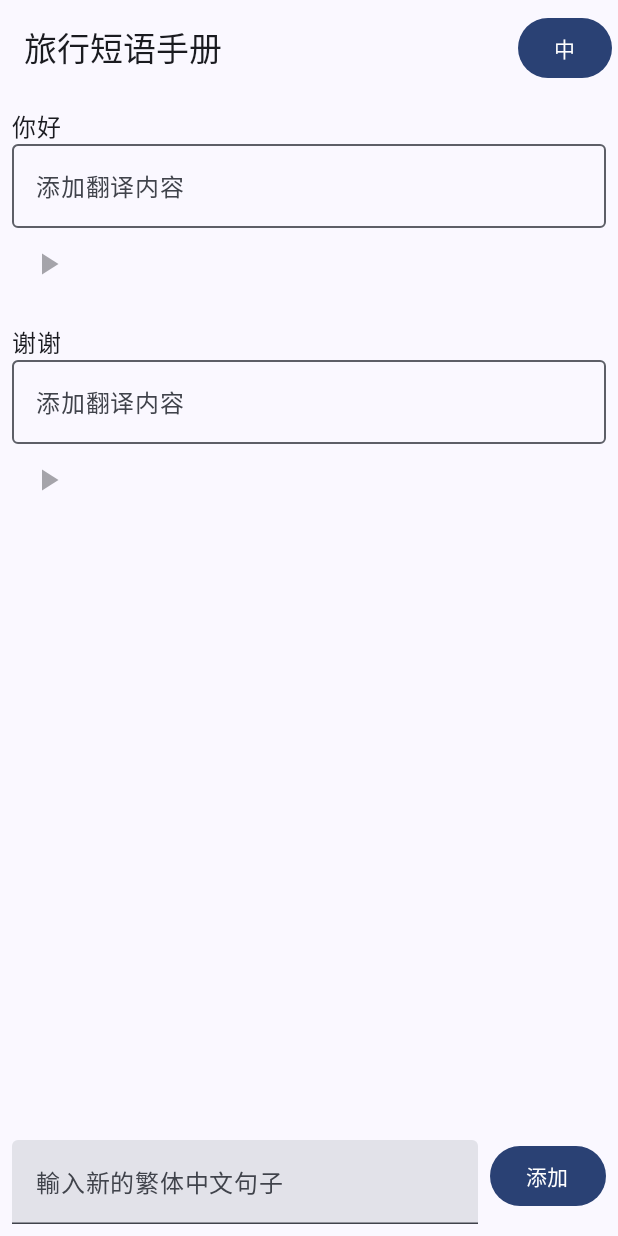
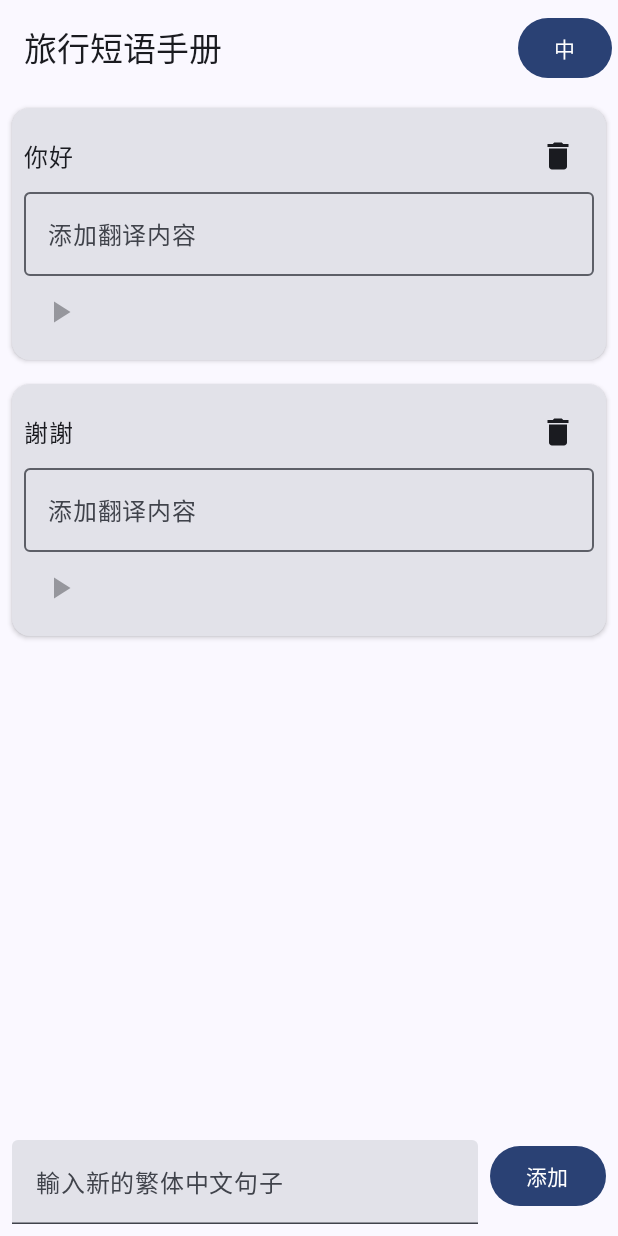
Before and after one commit to jonesandjay123/TravelPhraseBook, an Android app built with Jetpack Compose: the screen it shows after launch (MainActivity), on a phone screen of 412 x 824 dp. Run offline under Robolectric (Android 15) with nearby library versions, the phone set to English and light mode, and no system bars; our stand-ins replace Room's generated code.

Commit message:
able to delete item

```diff
--- a/app/src/main/java/com/jonesandjay123/travelphrasebook/MainViewModel.kt
+++ b/app/src/main/java/com/jonesandjay123/travelphrasebook/MainViewModel.kt
@@ -19,7 +19,7 @@ class MainViewModel(private val sentenceDao: SentenceDao) : ViewModel() {
                 // 添加测试数据
                 val testSentences = listOf(
                     Sentence(chineseText = "你好", thaiText = "สวัสดี", japaneseText = "こんにちは"),
-                    Sentence(chineseText = "谢谢", thaiText = "ขอบคุณ", japaneseText = "ありがとうございます")
+                    Sentence(chineseText = "謝謝", thaiText = "ขอบคุณ", japaneseText = "ありがとうございます")
                 )
                 testSentences.forEach { sentence ->
                     sentenceDao.insertSentence(sentence)
@@ -45,4 +45,13 @@ class MainViewModel(private val sentenceDao: SentenceDao) : ViewModel() {
             // 根據需要更新本地列表中的句子
         }
     }
+
+    fun deleteSentence(sentence: Sentence) {
+        viewModelScope.launch {
+            withContext(Dispatchers.IO) {
+                sentenceDao.deleteSentence(sentence)
+            }
+            sentences.remove(sentence)
+        }
+    }
 }
--- a/app/src/main/java/com/jonesandjay123/travelphrasebook/ui/MainScreen.kt
+++ b/app/src/main/java/com/jonesandjay123/travelphrasebook/ui/MainScreen.kt
@@ -69,6 +69,9 @@ fun MainScreen(tts: TextToSpeech?, sentenceDao: SentenceDao) {
                         onTranslationChanged = { sentence ->
                             viewModel.updateSentence(sentence)
                         },
+                        onDeleteSentence = { sentence ->
+                            viewModel.deleteSentence(sentence)
+                        },
                         modifier = Modifier.weight(1f) // 确保列表占据剩余空间
                     )
                 }
--- a/app/src/main/java/com/jonesandjay123/travelphrasebook/MainScreenPreview.kt
+++ b/app/src/main/java/com/jonesandjay123/travelphrasebook/ui/MainScreenPreview.kt
@@ -1,8 +1,8 @@
-package com.jonesandjay123.travelphrasebook
+package com.jonesandjay123.travelphrasebook.ui
 
 import androidx.compose.runtime.Composable
 import androidx.compose.ui.tooling.preview.Preview
-import com.jonesandjay123.travelphrasebook.ui.MainScreen
+import com.jonesandjay123.travelphrasebook.FakeSentenceDao
 import com.jonesandjay123.travelphrasebook.ui.theme.TravelPhraseBookTheme
 
 @Preview(showBackground = true)
--- a/app/src/main/java/com/jonesandjay123/travelphrasebook/ui/SentenceItem.kt
+++ b/app/src/main/java/com/jonesandjay123/travelphrasebook/ui/SentenceItem.kt
@@ -2,10 +2,14 @@ package com.jonesandjay123.travelphrasebook.ui
 
 import android.speech.tts.TextToSpeech
 import androidx.compose.foundation.layout.Column
+import androidx.compose.foundation.layout.Row
 import androidx.compose.foundation.layout.fillMaxWidth
 import androidx.compose.foundation.layout.padding
 import androidx.compose.material.icons.Icons
+import androidx.compose.material.icons.filled.Delete
 import androidx.compose.material.icons.filled.PlayArrow
+import androidx.compose.material3.Card
+import androidx.compose.material3.CardDefaults
 import androidx.compose.material3.Icon
 import androidx.compose.material3.IconButton
 import androidx.compose.material3.MaterialTheme
@@ -16,6 +20,7 @@ import androidx.compose.runtime.getValue
 import androidx.compose.runtime.mutableStateOf
 import androidx.compose.runtime.remember
 import androidx.compose.runtime.setValue
+import androidx.compose.ui.Alignment
 import androidx.compose.ui.Modifier
 import androidx.compose.ui.unit.dp
 import com.jonesandjay123.travelphrasebook.Sentence
@@ -25,7 +30,8 @@ fun SentenceItem(
     sentence: Sentence,
     currentLanguage: String,
     tts: TextToSpeech?,
-    onTranslationChanged: (Sentence) -> Unit
+    onTranslationChanged: (Sentence) -> Unit,
+    onDeleteSentence: (Sentence) -> Unit // 新增参数
 ) {
     var translationText by remember(sentence, currentLanguage) {
         mutableStateOf(
@@ -39,15 +45,36 @@ fun SentenceItem(
 
     val isTranslationAvailable = translationText.isNotBlank()
 
+    Card(
+        modifier = Modifier
+            .fillMaxWidth()
+            .padding(8.dp),
+        elevation = CardDefaults.cardElevation(defaultElevation = 2.dp)
+    ) {
         Column(
             modifier = Modifier
                 .fillMaxWidth()
                 .padding(8.dp)
         ) {
+            Row(
+                verticalAlignment = Alignment.CenterVertically
+            ) {
                 Text(
                     text = sentence.chineseText,
-            style = MaterialTheme.typography.bodyLarge
+                    style = MaterialTheme.typography.bodyLarge,
+                    modifier = Modifier.weight(1f)
                 )
+
+                // 删除按钮
+                IconButton(
+                    onClick = { onDeleteSentence(sentence) }
+                ) {
+                    Icon(
+                        imageVector = Icons.Default.Delete,
+                        contentDescription = "刪除"
+                    )
+                }
+            }
 
             // 翻译内容输入框
             OutlinedTextField(
@@ -84,3 +111,4 @@ fun SentenceItem(
             }
         }
     }
+}
--- a/app/src/main/java/com/jonesandjay123/travelphrasebook/ui/SentenceList.kt
+++ b/app/src/main/java/com/jonesandjay123/travelphrasebook/ui/SentenceList.kt
@@ -14,6 +14,7 @@ fun SentenceList(
     currentLanguage: String,
     tts: TextToSpeech?,
     onTranslationChanged: (Sentence) -> Unit,
+    onDeleteSentence: (Sentence) -> Unit, // 新增参数
     modifier: Modifier = Modifier
 ) {
     LazyColumn(
@@ -24,7 +25,8 @@ fun SentenceList(
                 sentence = sentence,
                 currentLanguage = currentLanguage,
                 tts = tts,
-                onTranslationChanged = onTranslationChanged
+                onTranslationChanged = onTranslationChanged,
+                onDeleteSentence = onDeleteSentence
             )
         }
     }
```
Also changed, not shown: app/src/main/java/com/jonesandjay123/travelphrasebook/ui/MainActivity.kt (+0 -16 lines), app/src/main/java/com/jonesandjay123/travelphrasebook/ui/SentenceItemPreview.kt (renamed from app/src/main/java/com/jonesandjay123/travelphrasebook/SentenceItemPreview.kt, +4 -3 lines). Lines whose indentation alone changed are shown as unchanged.
